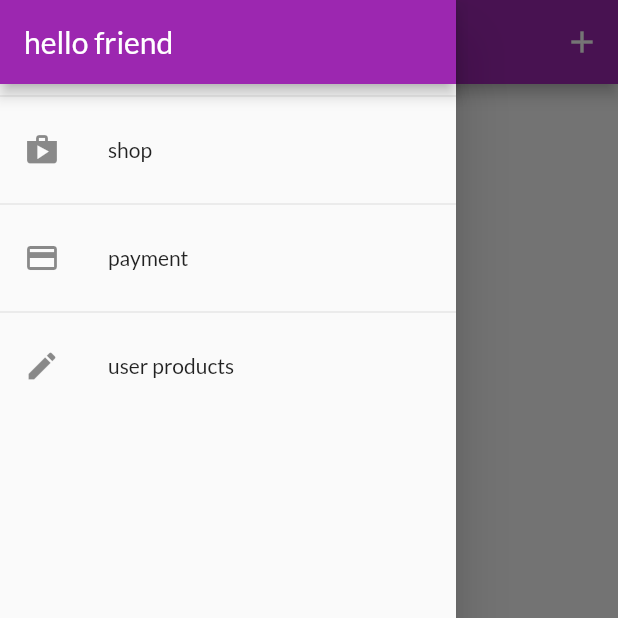
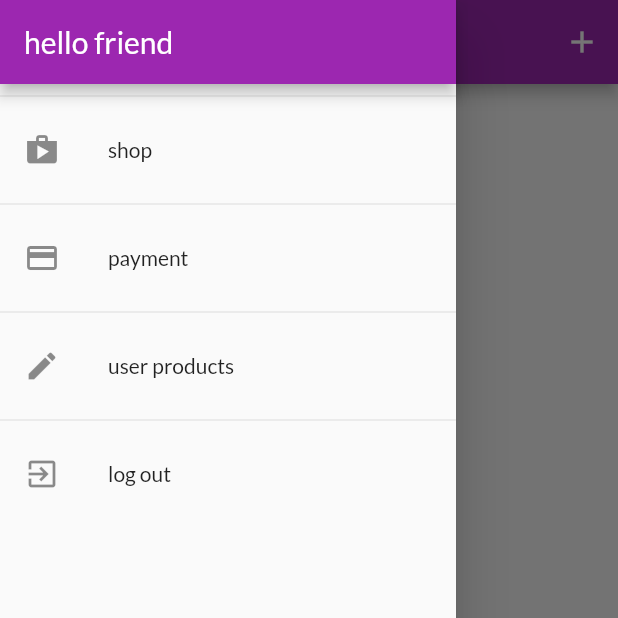
Before and after one commit to habeshacoder/shopapp_flutter, a Flutter app: the UserProductScreen screen opened directly, with the side drawer open, on a phone screen of 412 x 824 dp, the top half of it. Run offline on Flutter 3.47's test engine with Material 2 defaults, Android fonts, the phone set to English and light mode, and no system bars; our stand-ins replace shared_preferences; missing offline and left inert: dart:ffi; accounts and stored records are empty; network calls fail.

Commit message:
initial commit

```diff
--- a/lib/provider/orders.dart
+++ b/lib/provider/orders.dart
@@ -19,8 +19,8 @@ class OrderItem with ChangeNotifier {
 class Orders with ChangeNotifier {
   List<OrderItem> _orders = [];
   final token;
-
-  Orders(this._orders, this.token);
+  final userId;
+  Orders(this._orders, this.token, this.userId);
 
   List<OrderItem> get ordrslist {
     return [..._orders];
@@ -29,7 +29,7 @@ class Orders with ChangeNotifier {
   Future<void> fetchOrders() async {
     print('fetch order....................... in orders');
     final url =
-        ('https://shopapp-2fcdd-default-rtdb.firebaseio.com/orders.json?auth=$token');
+        ('https://shopapp-2fcdd-default-rtdb.firebaseio.com/orders/$userId.json?auth=$token');
 
     try {
       final response = await http.get(url);
@@ -64,7 +64,7 @@ class Orders with ChangeNotifier {
 
   Future<void> addordr(List<CartItem> cartproducts, double total) async {
     final url =
-        ('https://shopapp-2fcdd-default-rtdb.firebaseio.com/orders.json?auth=$token');
+        ('https://shopapp-2fcdd-default-rtdb.firebaseio.com/orders/$userId.json?auth=$token');
     final datetime = DateTime.now();
 
     final response = await http.post(url,
--- a/lib/screens/user_products_screen.dart
+++ b/lib/screens/user_products_screen.dart
@@ -11,13 +11,16 @@ import 'package:provider/provider.dart';
 // ignore: use_key_in_widget_constructors
 class UserProductScreen extends StatelessWidget {
   static const routeName = '/userproductscreen';
+
   Future<void> Refresh(BuildContext context) async {
-    await Provider.of<Products>(context, listen: false).fetchAndPutData();
+    print('in refresh before fetch and set methos call');
+    await Provider.of<Products>(context, listen: false)
+        .fetchAndPutData(filterByUser: true);
   }
 
   @override
   Widget build(BuildContext context) {
-    List<Product> products = Provider.of<Products>(context).items;
+    // List<Product> products = Provider.of<Products>(context).items;
     return Scaffold(
       appBar: AppBar(
         title: const Text('user product'),
@@ -34,21 +37,28 @@ class UserProductScreen extends StatelessWidget {
         ],
       ),
       drawer: const AppDrawer(),
-      body: RefreshIndicator(
+      body: FutureBuilder(
+        builder: (context, snapshot) =>
+            snapshot.connectionState == ConnectionState.waiting
+                ? const Center(
+                    child: CircularProgressIndicator(),
+                  )
+                : RefreshIndicator(
                     onRefresh: () => Refresh(context),
-        child: Padding(
+                    child: Consumer<Products>(
+                      builder: (context, products, _) => Padding(
                         padding: const EdgeInsets.all(8.0),
                         child: Column(
                           children: [
                             Expanded(
                               child: ListView.builder(
-                  itemCount: products.length,
+                                itemCount: products.items.length,
                                 itemBuilder: (context, index) => Column(
                                   children: [
                                     UserProductItem(
-                        id: products[index].id,
-                        title: products[index].title,
-                        urlimage: products[index].imageUrl,
+                                      id: products.items[index].id,
+                                      title: products.items[index].title,
+                                      urlimage: products.items[index].imageUrl,
                                     ),
                                     const Divider(
                                       thickness: 3,
@@ -62,6 +72,9 @@ class UserProductScreen extends StatelessWidget {
                         ),
                       ),
                     ),
+                  ),
+        future: Refresh(context),
+      ),
     );
   }
 }
--- a/lib/widgets/app_drawer.dart
+++ b/lib/widgets/app_drawer.dart
@@ -1,8 +1,10 @@
 import 'dart:io';
 
+import 'package:expandedflexible/provider/auth.dart';
 import 'package:expandedflexible/screens/order_screen.dart';
 import 'package:expandedflexible/screens/user_products_screen.dart';
 import 'package:flutter/material.dart';
+import 'package:provider/provider.dart';
 
 class AppDrawer extends StatelessWidget {
   const AppDrawer({Key? key}) : super(key: key);
@@ -41,6 +43,23 @@ class AppDrawer extends StatelessWidget {
                   .pushReplacementNamed(UserProductScreen.routeName);
             },
           ),
+          const Divider(),
+          ListTile(
+            leading: const Icon(Icons.exit_to_app),
+            title: const Text('log out'),
+            onTap: () {
+              // Navigator.of(context)
+              //     .pushReplacementNamed(UserProductScreen.routeName);
+              print('before pop in drwaer in the log out');
+              Navigator.of(context).pop();
+              Navigator.of(context).pushReplacementNamed('/');
+              print('after pop in drwaer in the log out');
+
+              Provider.of<Auth>(context, listen: false).logOut();
+              print(
+                  'after pop and after log out call in drwaer in the log out');
+            },
+          ),
         ],
       ),
     );
--- a/pubspec.yaml
+++ b/pubspec.yaml
@@ -42,6 +42,7 @@ dev_dependencies:
   provider: ^4.0.0
   http: ^0.12.2
   intl: ^0.17.0
+  shared_preferences: ^0.5.3+1
   # The "flutter_lints" package below contains a set of recommended lints to
   # encourage good coding practices. The lint set provided by the package is
   # activated in the `analysis_options.yaml` file located at the root of your
```
Also changed, not shown: lib/main.dart (+18 -5 lines), lib/provider/auth.dart (+102 -12 lines), lib/provider/products.dart (+5 -2 lines), lib/screens/splash_screen.dart (added, +14 -0 lines), pubspec.lock. Lines whose indentation alone changed are shown as unchanged.
